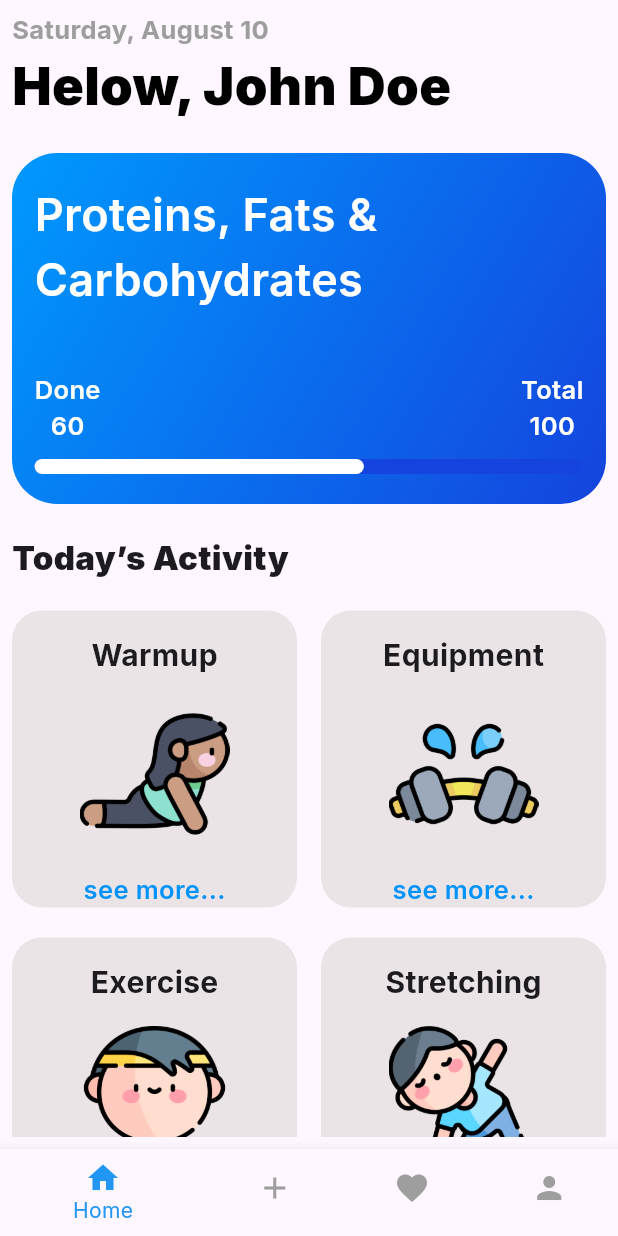
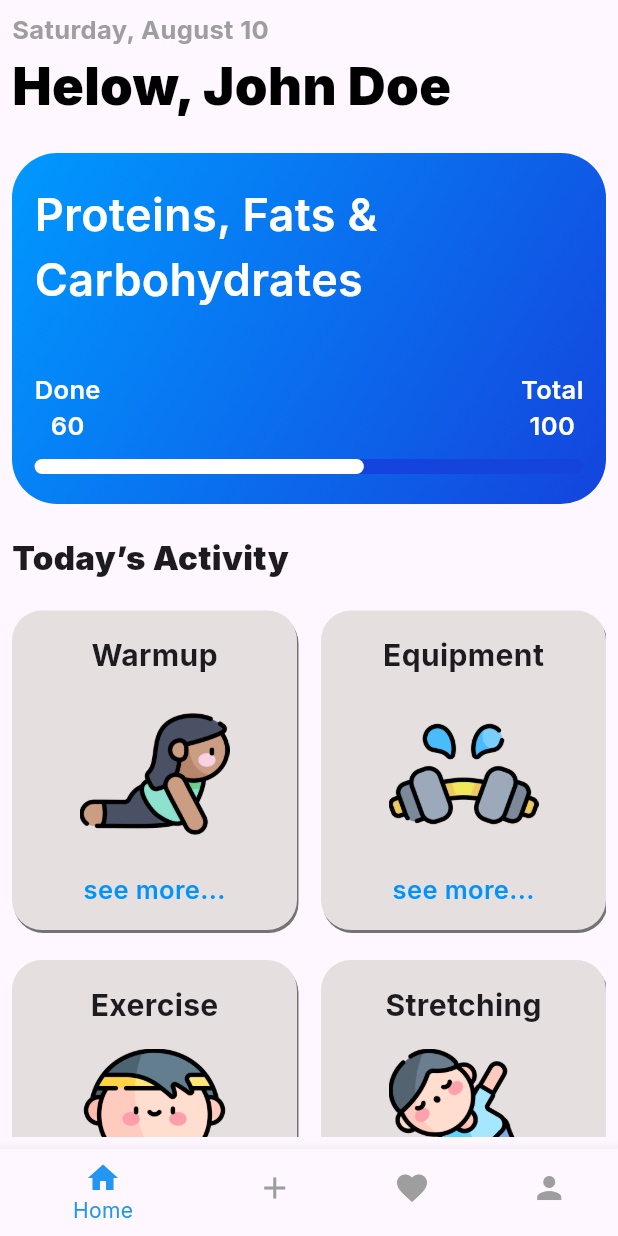
Before and after one commit to THARINDUnirmal/flutter-gym-app, a Flutter app: the screen it shows after launch, on a phone screen of 412 x 824 dp. Run offline on Flutter 3.47's test engine with Material 3 defaults, Android fonts, the phone set to English and light mode, and no system bars; our stand-ins replace google_fonts.

Commit message:
home page done

```diff
--- a/lib/data/exercise_data.dart
+++ b/lib/data/exercise_data.dart
@@ -70,5 +70,5 @@ final List<ExerciseModle> exercises = [
     noOfMinuites: 15,
     id: 9,
     completed: false,
-  )
+  ),
 ];
--- a/lib/pages/home_page.dart
+++ b/lib/pages/home_page.dart
@@ -1,4 +1,5 @@
 import 'package:flutter/material.dart';
+import 'package:gym_app/data/exercise_data.dart';
 import 'package:gym_app/data/user_data.dart';
 import 'package:gym_app/pages/utils/colors.dart';
 import 'package:gym_app/widgets/navigation_card.dart';
@@ -15,6 +16,9 @@ class HomePage extends StatefulWidget {
 class _HomePageState extends State<HomePage> {
   //User Data
   final userData = user;
+
+  //exercises data
+  final exData = exercises;
 
   @override
   Widget build(BuildContext context) {
@@ -97,9 +101,12 @@ class _HomePageState extends State<HomePage> {
                       title: "Stretching",
                       imageUrl: "assets/images/exercises/yoga.png",
                       description: "see more...",
-                    )
+                    ),
                   ],
-                )
+                ),
+                const SizedBox(
+                  height: 30,
+                ),
               ],
             ),
           ),
--- a/lib/pages/utils/colors.dart
+++ b/lib/pages/utils/colors.dart
@@ -8,5 +8,5 @@ const Color klinerGredientColor2 = Color(0xff1444DD);
 const Color kmainBlueColor = Color(0xff1444DD);
 const Color kmainWhiteColor = Color(0xffffffff);
 
-const Color knavCardBgColor = Color.fromARGB(201, 229, 223, 223);
+const Color knavCardBgColor = Color.fromARGB(255, 229, 223, 223);
 const Color knavCardDescTextColor = Color(0xff0193FC);
--- a/lib/widgets/navigation_card.dart
+++ b/lib/widgets/navigation_card.dart
@@ -18,6 +18,13 @@ class NavigationCard extends StatelessWidget {
     return Container(
       width: 190,
       decoration: BoxDecoration(
+        boxShadow: const [
+          BoxShadow(
+            offset: Offset(1, 2),
+            color: Colors.black54,
+            blurStyle: BlurStyle.normal,
+          ),
+        ],
         borderRadius: BorderRadius.circular(20),
         color: knavCardBgColor,
       ),
@@ -52,6 +59,9 @@ class NavigationCard extends StatelessWidget {
               color: knavCardDescTextColor,
             ),
           ),
+          const SizedBox(
+            height: 15,
+          ),
         ],
       ),
     );
```
